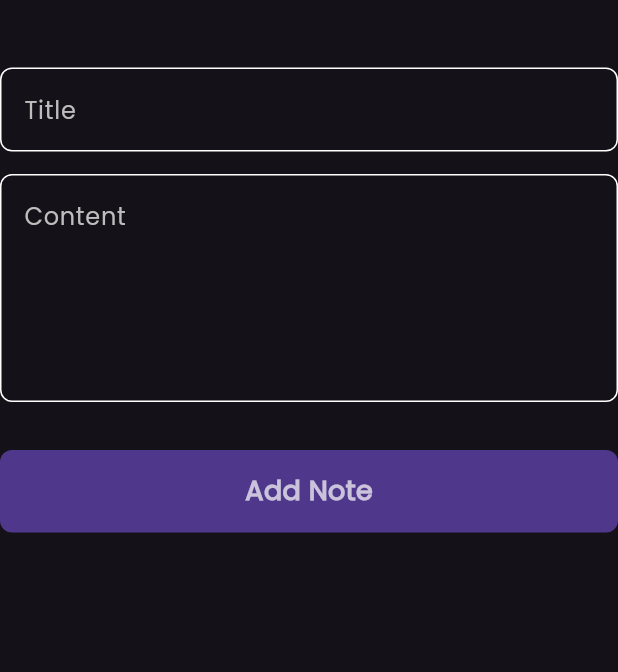
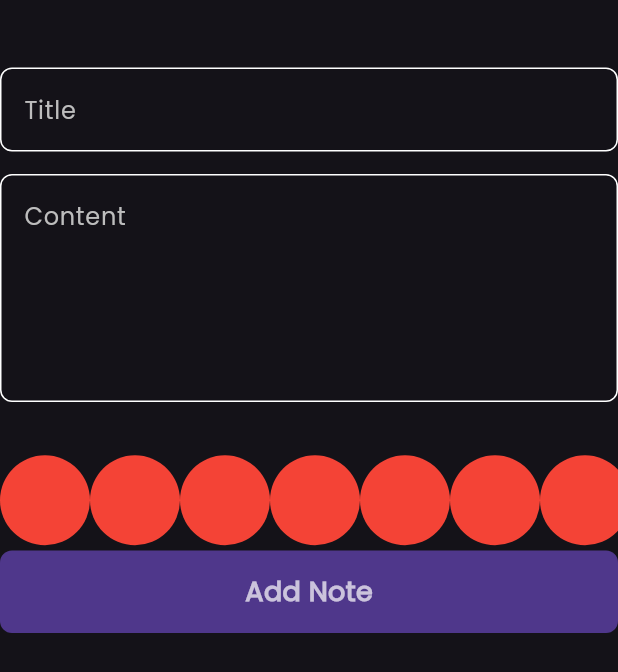
Before and after one commit to Mohamed00-Nour/notes_app, a Flutter app: the AddNoteForm widget shown alone on an empty page, opened directly, on a phone screen of 412 x 824 dp. Shown: the top 672 px of the screen. Run offline on Flutter 3.47's test engine with Material 3 defaults, Android fonts, the phone set to English and light mode, and no system bars; our stand-ins replace bloc, flutter_bloc, hive, hive_flutter; accounts and stored records are empty.

Commit message:
create colors_list_view part 1

```diff
--- a/lib/Widgets/add_note_form.dart
+++ b/lib/Widgets/add_note_form.dart
@@ -6,6 +6,7 @@ import '../Cubits/add_note_cubit/add_note_cubit.dart';
 import '../Models/Note_Model.dart';
 import 'Custom_Button.dart';
 import 'Custom_TextField.dart';
+import 'colors_list_view.dart';
 
 class AddNoteForm extends StatefulWidget {
   const AddNoteForm({
@@ -50,6 +51,7 @@ class _AddNoteFormState extends State<AddNoteForm> {
           const SizedBox(
             height: 32.0,
           ),
+          const ColorsListView(),
           BlocBuilder<AddNoteCubit, AddNoteState>(
             builder: (context, state) {
               return CustomButton(
--- /dev/null
+++ b/lib/Widgets/colors_list_view.dart
@@ -0,0 +1,32 @@
+import 'package:flutter/material.dart';
+
+
+class ColorItem extends StatelessWidget {
+  const ColorItem({super.key});
+
+  @override
+  Widget build(BuildContext context) {
+    return const CircleAvatar(
+      radius: 30.0,
+      backgroundColor: Colors.red,
+    );
+  }
+}
+
+class ColorsListView extends StatelessWidget {
+  const ColorsListView({super.key});
+
+  @override
+  Widget build(BuildContext context) {
+    return  SizedBox(
+      height: 67.0,
+      child: ListView.builder(
+          scrollDirection: Axis.horizontal,
+          itemCount: 10,
+          itemBuilder:
+              (context, index) {
+            return const ColorItem();
+          }),
+    );
+  }
+}
```
